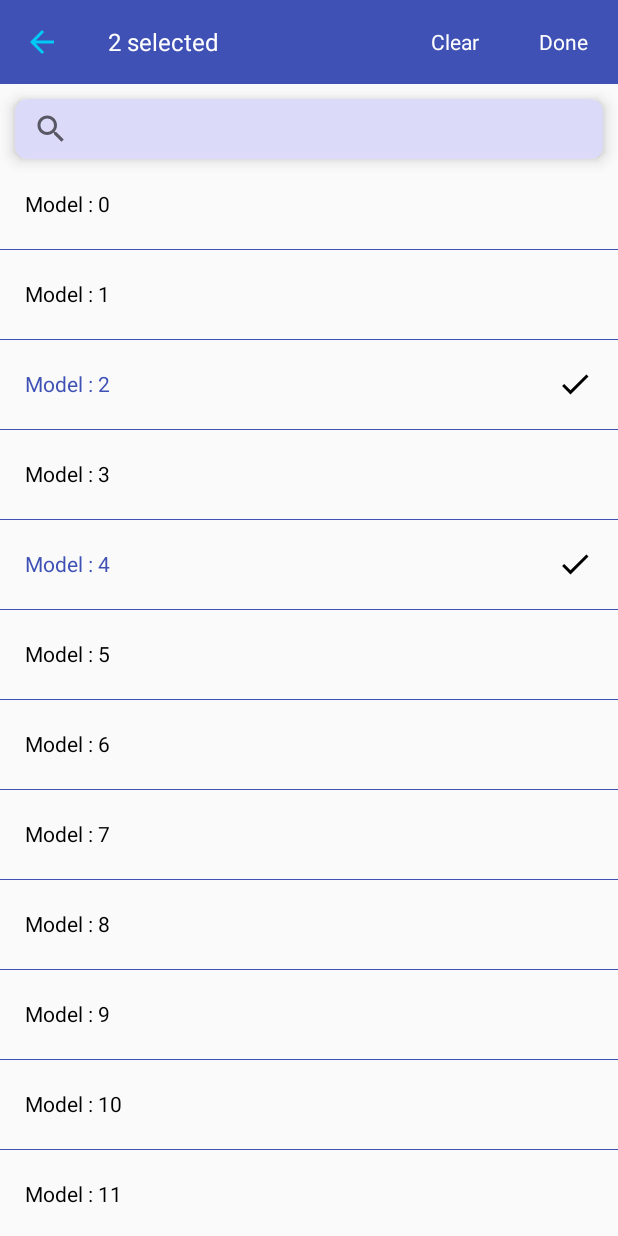
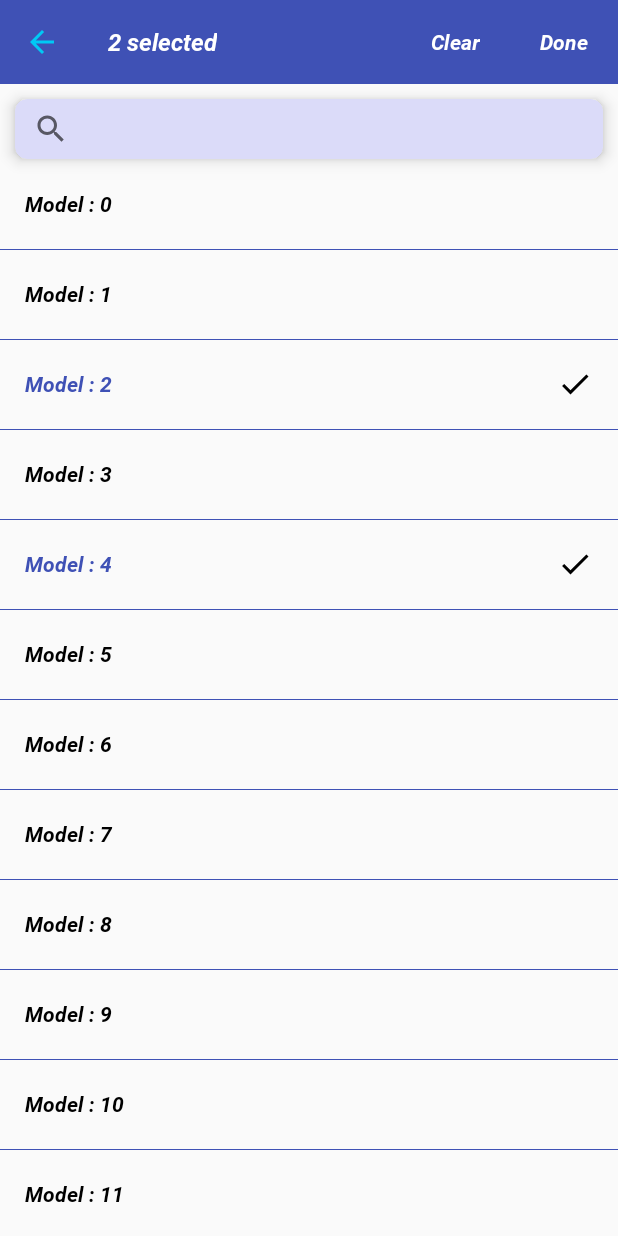
Before and after one commit to emilioscy/SelectorView-Android, an Android app: the screen it shows after launch (SelectorActivity), after a tap on "OBJECT SELECTOR BUILDER", on a phone screen of 412 x 824 dp. Run offline under Robolectric (Android 15) with nearby library versions, the phone set to English and light mode, and no system bars; 3 other taps on this screen came first.

Commit message:
tested fonts

```diff
--- a/app/src/main/java/selectorexample/androidapp/com/selectorviewexample/MainActivity.java
+++ b/app/src/main/java/selectorexample/androidapp/com/selectorviewexample/MainActivity.java
@@ -215,9 +215,10 @@ public class MainActivity extends AppCompatActivity implements OnValuesSelectorL
                 .setToolbarColor(R.color.blue)
                 .setListItemBackgroundColor(R.color.pink)
                 .setBackArrowColor(R.color.pink)
-                .setTitleFont("fonts/Roboto-Thin.ttf")
+                .setSearchFont("fonts/Roboto-ThinItalic.ttf")
+                .setTitleFont("fonts/Roboto-BoldItalic.ttf")
+                .setTextFont("fonts/Roboto-BoldItalic.ttf")
                 .setActionButtonsFont("fonts/Roboto-BoldItalic.ttf")
-                .setTextFont("fonts/Roboto-BoldItalic.ttf")
                 .enableSelectedItemsCount()
                 .setTextMarginStartPercent(0.04f)
                 .setTickMarginEndPercent(0.96f);
@@ -231,6 +232,9 @@ public class MainActivity extends AppCompatActivity implements OnValuesSelectorL
                 .enableSelectedItemsCount()
                 .setEnableSearchView(true)
                 .setSearchFont("fonts/Roboto-ThinItalic.ttf")
+                .setTitleFont("fonts/Roboto-BoldItalic.ttf")
+                .setTextFont("fonts/Roboto-BoldItalic.ttf")
+                .setActionButtonsFont("fonts/Roboto-BoldItalic.ttf")
                 .setSearchCornerRadius(R.dimen.searchViewCornerRadius)
                 .setSearchBackgroundColor(R.color.searchViewColor)
                 .setTextMarginStartPercent(0.04f)
```
